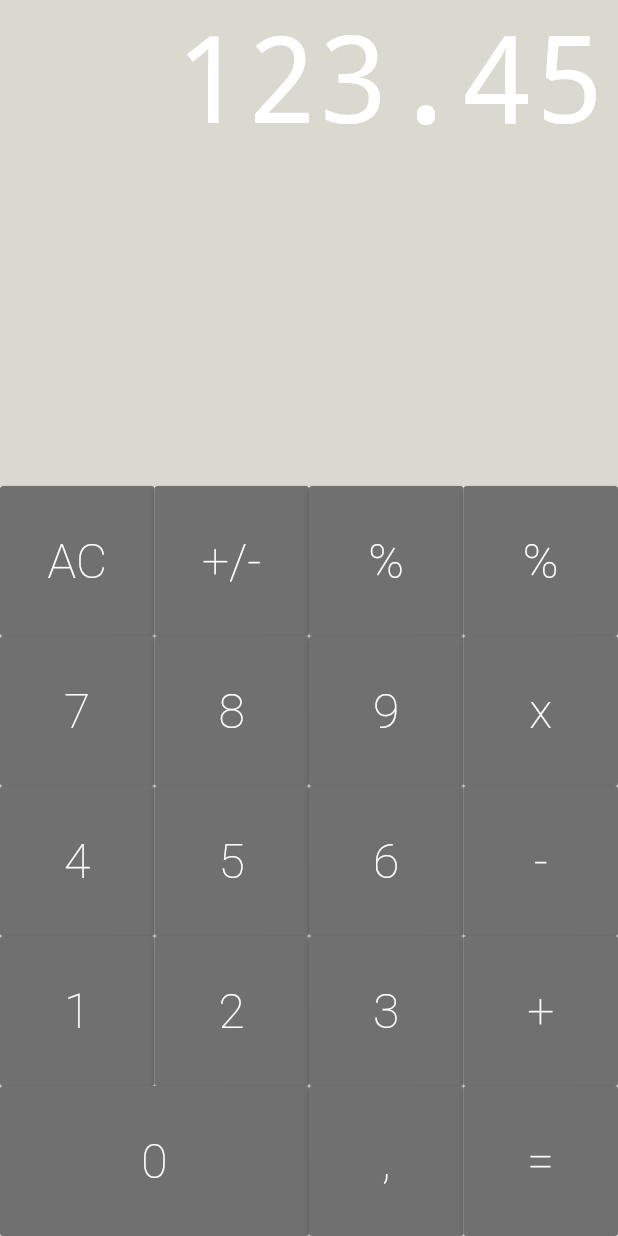
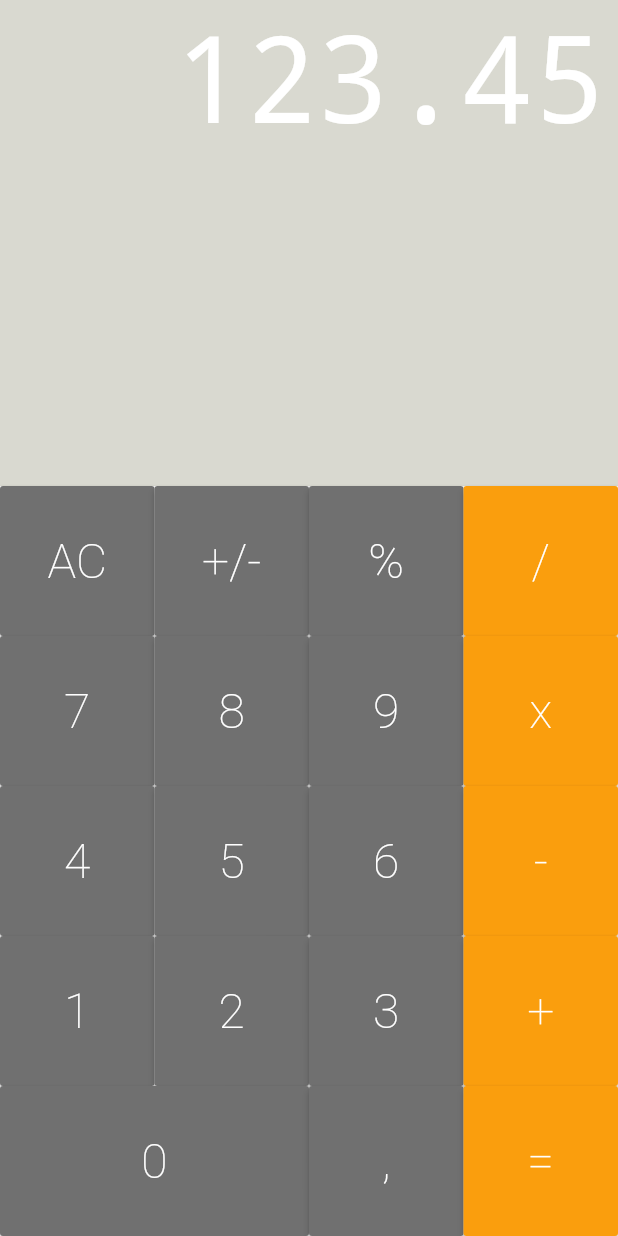
Before and after one commit to SimonViegas/cod3r_calculator, a Flutter app: the screen it shows after launch, on a phone screen of 412 x 824 dp. Run offline on Flutter 3.47's test engine with Material 2 defaults, Android fonts, the phone set to English and light mode, and no system bars; drawn by our look-alikes of auto_size_text.

```diff
--- a/lib/components/button.dart
+++ b/lib/components/button.dart
@@ -14,6 +14,20 @@ class Button extends StatelessWidget {
     required this.text,
     this.big = false,
     this.color = DEFAULT,
+    Key? key,
+  }) : super(key: key);
+
+  const Button.big({
+    required this.text,
+    this.big = true,
+    this.color = DEFAULT,
+    Key? key,
+  }) : super(key: key);
+
+  const Button.operation({
+    required this.text,
+    this.big = false,
+    this.color = OPERATION,
     Key? key,
   }) : super(key: key);
 
--- a/lib/components/keyboard.dart
+++ b/lib/components/keyboard.dart
@@ -10,35 +10,35 @@ class Keyboard extends StatelessWidget {
     return SizedBox(
       height: 500,
       child: Column(
-        children: [
+        children: const <Widget>[
           ButtonRow([
             Button(text: 'AC'),
             Button(text: '+/-'),
             Button(text: '%'),
-            Button(text: '%'),
+            Button.operation(text: '/'),
           ]),
           ButtonRow([
             Button(text: '7'),
             Button(text: '8'),
             Button(text: '9'),
-            Button(text: 'x'),
+            Button.operation(text: 'x'),
           ]),
           ButtonRow([
             Button(text: '4'),
             Button(text: '5'),
             Button(text: '6'),
-            Button(text: '-'),
+            Button.operation(text: '-'),
           ]),
           ButtonRow([
             Button(text: '1'),
             Button(text: '2'),
             Button(text: '3'),
-            Button(text: '+'),
+            Button.operation(text: '+'),
           ]),
           ButtonRow([
-            Button(text: '0', big: true),
+            Button.big(text: '0'),
             Button(text: ','),
-            Button(text: '='),
+            Button.operation(text: '='),
           ]),
         ],
       ),
```
